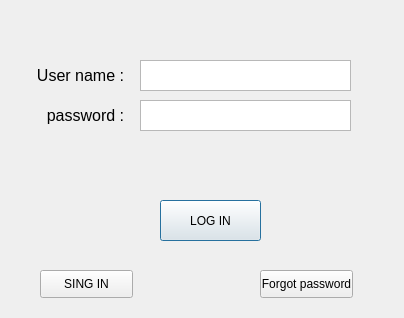
Above: start.ui from KuoTingKai/Login_system before the change. Below: the same form after it.
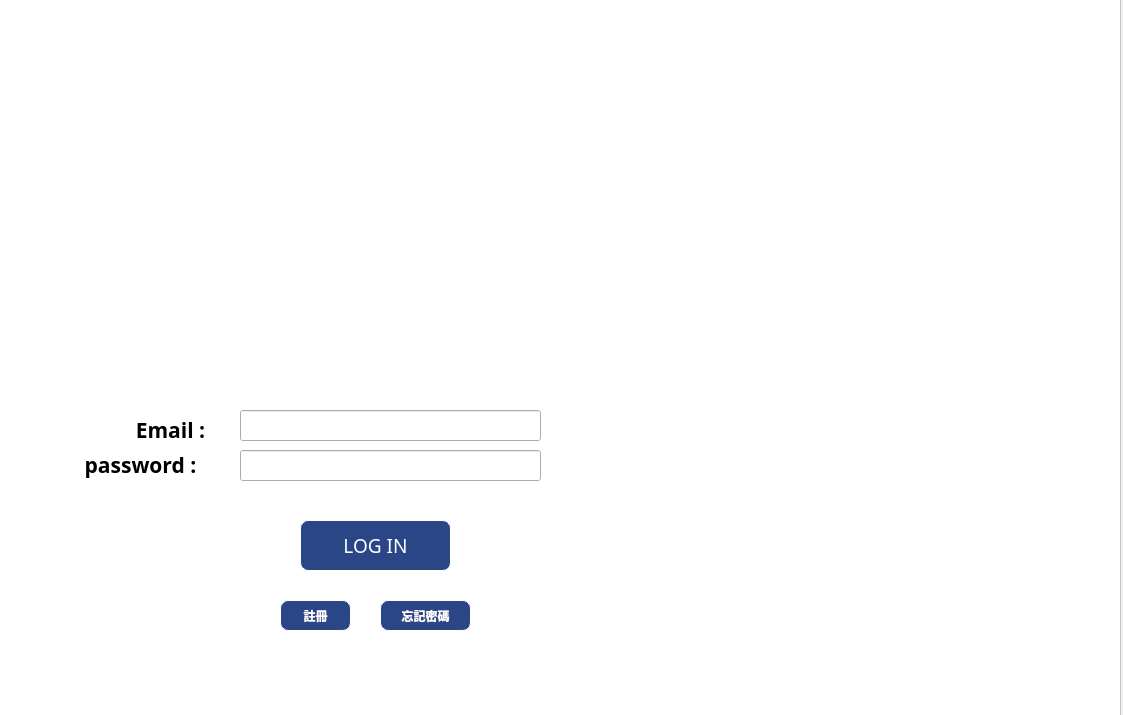
That is the form after the change. Icons and pictures are not drawn.

Patch:
```diff
--- a/start.ui
+++ b/start.ui
@@ -2,26 +2,226 @@
 <ui version="4.0">
  <class>Dialog</class>
  <widget class="QDialog" name="Dialog">
+  <property name="enabled">
+   <bool>true</bool>
+  </property>
   <property name="geometry">
    <rect>
     <x>0</x>
     <y>0</y>
-    <width>404</width>
-    <height>318</height>
+    <width>1123</width>
+    <height>715</height>
    </rect>
   </property>
+  <property name="palette">
+   <palette>
+    <active>
+     <colorrole role="BrightText">
+      <brush brushstyle="SolidPattern">
+       <color alpha="255">
+        <red>255</red>
+        <green>255</green>
+        <blue>255</blue>
+       </color>
+      </brush>
+     </colorrole>
+     <colorrole role="ButtonText">
+      <brush brushstyle="SolidPattern">
+       <color alpha="255">
+        <red>0</red>
+        <green>0</green>
+        <blue>0</blue>
+       </color>
+      </brush>
+     </colorrole>
+     <colorrole role="Base">
+      <brush brushstyle="SolidPattern">
+       <color alpha="255">
+        <red>255</red>
+        <green>255</green>
+        <blue>255</blue>
+       </color>
+      </brush>
+     </colorrole>
+     <colorrole role="Shadow">
+      <brush brushstyle="SolidPattern">
+       <color alpha="255">
+        <red>0</red>
+        <green>0</green>
+        <blue>0</blue>
+       </color>
+      </brush>
+     </colorrole>
+     <colorrole role="ToolTipBase">
+      <brush brushstyle="SolidPattern">
+       <color alpha="255">
+        <red>255</red>
+        <green>255</green>
+        <blue>220</blue>
+       </color>
+      </brush>
+     </colorrole>
+     <colorrole role="ToolTipText">
+      <brush brushstyle="SolidPattern">
+       <color alpha="255">
+        <red>0</red>
+        <green>0</green>
+        <blue>0</blue>
+       </color>
+      </brush>
+     </colorrole>
+    </active>
+    <inactive>
+     <colorrole role="BrightText">
+      <brush brushstyle="SolidPattern">
+       <color alpha="255">
+        <red>255</red>
+        <green>255</green>
+        <blue>255</blue>
+       </color>
+      </brush>
+     </colorrole>
+     <colorrole role="ButtonText">
+      <brush brushstyle="SolidPattern">
+       <color alpha="255">
+        <red>0</red>
+        <green>0</green>
+        <blue>0</blue>
+       </color>
+      </brush>
+     </colorrole>
+     <colorrole role="Base">
+      <brush brushstyle="SolidPattern">
+       <color alpha="255">
+        <red>255</red>
+        <green>255</green>
+        <blue>255</blue>
+       </color>
+      </brush>
+     </colorrole>
+     <colorrole role="Shadow">
+      <brush brushstyle="SolidPattern">
+       <color alpha="255">
+        <red>0</red>
+        <green>0</green>
+        <blue>0</blue>
+       </color>
+      </brush>
+     </colorrole>
+     <colorrole role="ToolTipBase">
+      <brush brushstyle="SolidPattern">
+       <color alpha="255">
+        <red>255</red>
+        <green>255</green>
+        <blue>220</blue>
+       </color>
+      </brush>
+     </colorrole>
+     <colorrole role="ToolTipText">
+      <brush brushstyle="SolidPattern">
+       <color alpha="255">
+        <red>0</red>
+        <green>0</green>
+        <blue>0</blue>
+       </color>
+      </brush>
+     </colorrole>
+    </inactive>
+    <disabled>
+     <colorrole role="BrightText">
+      <brush brushstyle="SolidPattern">
+       <color alpha="255">
+        <red>255</red>
+        <green>255</green>
+        <blue>255</blue>
+       </color>
+      </brush>
+     </colorrole>
+     <colorrole role="ButtonText">
+      <brush brushstyle="SolidPattern">
+       <color alpha="255">
+        <red>42</red>
+        <green>85</green>
+        <blue>0</blue>
+       </color>
+      </brush>
+     </colorrole>
+     <colorrole role="Base">
+      <brush brushstyle="SolidPattern">
+       <color alpha="255">
+        <red>85</red>
+        <green>170</green>
+        <blue>0</blue>
+       </color>
+      </brush>
+     </colorrole>
+     <colorrole role="Shadow">
+      <brush brushstyle="SolidPattern">
+       <color alpha="255">
+        <red>0</red>
+        <green>0</green>
+        <blue>0</blue>
+       </color>
+      </brush>
+     </colorrole>
+     <colorrole role="ToolTipBase">
+      <brush brushstyle="SolidPattern">
+       <color alpha="255">
+        <red>255</red>
+        <green>255</green>
+        <blue>220</blue>
+       </color>
+      </brush>
+     </colorrole>
+     <colorrole role="ToolTipText">
+      <brush brushstyle="SolidPattern">
+       <color alpha="255">
+        <red>0</red>
+        <green>0</green>
+        <blue>0</blue>
+       </color>
+      </brush>
+     </colorrole>
+    </disabled>
+   </palette>
+  </property>
+  <property name="focusPolicy">
+   <enum>Qt::NoFocus</enum>
+  </property>
   <property name="windowTitle">
    <string>Dialog</string>
   </property>
+  <property name="styleSheet">
+   <string notr="true"/>
+  </property>
+  <property name="modal">
+   <bool>false</bool>
+  </property>
   <widget class="QPushButton" name="pushButton">
    <property name="geometry">
     <rect>
-     <x>160</x>
-     <y>200</y>
-     <width>101</width>
-     <height>41</height>
+     <x>300</x>
+     <y>520</y>
+     <width>151</width>
+     <height>51</height>
     </rect>
    </property>
+   <property name="font">
+    <font>
+     <family>Lucida Handwriting</family>
+     <pointsize>14</pointsize>
+     <weight>50</weight>
+     <bold>false</bold>
+    </font>
+   </property>
+   <property name="styleSheet">
+    <string notr="true">QPushButton{
+	background-color:rgb(42, 70, 135);
+	color:rgb(255,255,255);
+	border:1px outset rgb(255, 255, 255);
+	border-radius:8px;
+} </string>
+   </property>
    <property name="text">
     <string>LOG IN</string>
    </property>
@@ -29,81 +229,318 @@
   <widget class="QPushButton" name="pushButton_2">
    <property name="geometry">
     <rect>
-     <x>40</x>
-     <y>270</y>
-     <width>93</width>
-     <height>28</height>
+     <x>280</x>
+     <y>600</y>
+     <width>71</width>
+     <height>31</height>
     </rect>
    </property>
+   <property name="font">
+    <font>
+     <family>微軟正黑體</family>
+     <weight>75</weight>
+     <bold>true</bold>
+    </font>
+   </property>
+   <property name="styleSheet">
+    <string notr="true">QPushButton{
+	background-color:rgb(42, 70, 135);
+	color:rgb(255,255,255);
+	border:1px outset rgb(255, 255, 255);
+	border-radius:8px;
+} </string>
+   </property>
    <property name="text">
-    <string>SING IN</string>
+    <string>註冊</string>
    </property>
   </widget>
   <widget class="QPushButton" name="pushButton_3">
    <property name="geometry">
     <rect>
-     <x>260</x>
-     <y>270</y>
-     <width>93</width>
-     <height>28</height>
+     <x>380</x>
+     <y>600</y>
+     <width>91</width>
+     <height>31</height>
     </rect>
    </property>
+   <property name="font">
+    <font>
+     <family>微軟正黑體</family>
+     <weight>75</weight>
+     <bold>true</bold>
+    </font>
+   </property>
+   <property name="styleSheet">
+    <string notr="true">QPushButton{
+	background-color:rgb(42, 70, 135);
+	color:rgb(255,255,255);
+	border:1px outset rgb(255, 255, 255);
+	border-radius:8px;
+} </string>
+   </property>
    <property name="text">
-    <string>Forgot password</string>
+    <string>忘記密碼</string>
    </property>
   </widget>
   <widget class="QLabel" name="label">
    <property name="geometry">
     <rect>
-     <x>30</x>
-     <y>60</y>
-     <width>101</width>
-     <height>31</height>
+     <x>100</x>
+     <y>410</y>
+     <width>141</width>
+     <height>41</height>
     </rect>
    </property>
+   <property name="palette">
+    <palette>
+     <active>
+      <colorrole role="Button">
+       <brush brushstyle="SolidPattern">
+        <color alpha="255">
+         <red>255</red>
+         <green>255</green>
+         <blue>255</blue>
+        </color>
+       </brush>
+      </colorrole>
+      <colorrole role="Base">
+       <brush brushstyle="SolidPattern">
+        <color alpha="255">
+         <red>255</red>
+         <green>255</green>
+         <blue>255</blue>
+        </color>
+       </brush>
+      </colorrole>
+      <colorrole role="Window">
+       <brush brushstyle="SolidPattern">
+        <color alpha="255">
+         <red>255</red>
+         <green>255</green>
+         <blue>255</blue>
+        </color>
+       </brush>
+      </colorrole>
+     </active>
+     <inactive>
+      <colorrole role="Button">
+       <brush brushstyle="SolidPattern">
+        <color alpha="255">
+         <red>255</red>
+         <green>255</green>
+         <blue>255</blue>
+        </color>
+       </brush>
+      </colorrole>
+      <colorrole role="Base">
+       <brush brushstyle="SolidPattern">
+        <color alpha="255">
+         <red>255</red>
+         <green>255</green>
+         <blue>255</blue>
+        </color>
+       </brush>
+      </colorrole>
+      <colorrole role="Window">
+       <brush brushstyle="SolidPattern">
+        <color alpha="255">
+         <red>255</red>
+         <green>255</green>
+         <blue>255</blue>
+        </color>
+       </brush>
+      </colorrole>
+     </inactive>
+     <disabled>
+      <colorrole role="Button">
+       <brush brushstyle="SolidPattern">
+        <color alpha="255">
+         <red>255</red>
+         <green>255</green>
+         <blue>255</blue>
+        </color>
+       </brush>
+      </colorrole>
+      <colorrole role="Base">
+       <brush brushstyle="SolidPattern">
+        <color alpha="255">
+         <red>255</red>
+         <green>255</green>
+         <blue>255</blue>
+        </color>
+       </brush>
+      </colorrole>
+      <colorrole role="Window">
+       <brush brushstyle="SolidPattern">
+        <color alpha="255">
+         <red>255</red>
+         <green>255</green>
+         <blue>255</blue>
+        </color>
+       </brush>
+      </colorrole>
+     </disabled>
+    </palette>
+   </property>
+   <property name="font">
+    <font>
+     <family>Lucida Calligraphy</family>
+    </font>
+   </property>
+   <property name="mouseTracking">
+    <bool>true</bool>
+   </property>
+   <property name="tabletTracking">
+    <bool>false</bool>
+   </property>
+   <property name="focusPolicy">
+    <enum>Qt::NoFocus</enum>
+   </property>
    <property name="layoutDirection">
     <enum>Qt::RightToLeft</enum>
    </property>
+   <property name="styleSheet">
+    <string notr="true">background-color: rgb(255, 255, 255);
+border-color: rgb(255, 255, 255);</string>
+   </property>
+   <property name="frameShape">
+    <enum>QFrame::Panel</enum>
+   </property>
+   <property name="frameShadow">
+    <enum>QFrame::Raised</enum>
+   </property>
+   <property name="lineWidth">
+    <number>0</number>
+   </property>
+   <property name="midLineWidth">
+    <number>0</number>
+   </property>
    <property name="text">
-    <string>&lt;html&gt;&lt;head/&gt;&lt;body&gt;&lt;p align=&quot;center&quot;&gt;&lt;span style=&quot; font-size:12pt;&quot;&gt;User name :&lt;/span&gt;&lt;/p&gt;&lt;/body&gt;&lt;/html&gt;</string>
+    <string>&lt;html&gt;&lt;head/&gt;&lt;body&gt;&lt;p align=&quot;center&quot;&gt;&lt;span style=&quot; font-size:16pt; font-weight:600;&quot;&gt;Email :&lt;/span&gt;&lt;/p&gt;&lt;/body&gt;&lt;/html&gt;</string>
    </property>
    <property name="textFormat">
-    <enum>Qt::AutoText</enum>
+    <enum>Qt::RichText</enum>
    </property>
   </widget>
   <widget class="QLabel" name="label_2">
    <property name="geometry">
     <rect>
      <x>40</x>
-     <y>100</y>
-     <width>91</width>
+     <y>450</y>
+     <width>201</width>
      <height>31</height>
     </rect>
    </property>
+   <property name="font">
+    <font>
+     <family>Lucida Handwriting</family>
+    </font>
+   </property>
+   <property name="frameShape">
+    <enum>QFrame::Panel</enum>
+   </property>
+   <property name="frameShadow">
+    <enum>QFrame::Raised</enum>
+   </property>
+   <property name="lineWidth">
+    <number>0</number>
+   </property>
    <property name="text">
-    <string>&lt;html&gt;&lt;head/&gt;&lt;body&gt;&lt;p align=&quot;center&quot;&gt;&lt;span style=&quot; font-size:12pt;&quot;&gt;password :&lt;/span&gt;&lt;/p&gt;&lt;/body&gt;&lt;/html&gt;</string>
+    <string>&lt;html&gt;&lt;head/&gt;&lt;body&gt;&lt;p align=&quot;center&quot;&gt;&lt;span style=&quot; font-size:16pt; font-weight:600;&quot;&gt;password :&lt;/span&gt;&lt;/p&gt;&lt;/body&gt;&lt;/html&gt;</string>
    </property>
   </widget>
-  <widget class="QTextEdit" name="textEdit">
+  <widget class="QListView" name="listView">
    <property name="geometry">
     <rect>
-     <x>140</x>
-     <y>60</y>
-     <width>211</width>
+     <x>-20</x>
+     <y>-10</y>
+     <width>1141</width>
+     <height>771</height>
+    </rect>
+   </property>
+   <property name="styleSheet">
+    <string notr="true">background-image: url(&quot;C:/Users/KEVIN/Desktop/Login_system/Login_system/login_system&quot;);
+background-color: rgb(255, 255, 255);
+</string>
+   </property>
+  </widget>
+  <widget class="QLabel" name="label_3">
+   <property name="geometry">
+    <rect>
+     <x>250</x>
+     <y>490</y>
+     <width>281</width>
+     <height>21</height>
+    </rect>
+   </property>
+   <property name="font">
+    <font>
+     <family>Times New Roman</family>
+     <weight>75</weight>
+     <italic>true</italic>
+     <bold>true</bold>
+    </font>
+   </property>
+   <property name="styleSheet">
+    <string notr="true">QLable
+{
+	background-color: rgb(255,0,0);
+	border:1px outset rgb(255, 255, 255);
+	border-radius:8px;
+} </string>
+   </property>
+   <property name="text">
+    <string>&lt;!DOCTYPE HTML PUBLIC &quot;-//W3C//DTD HTML 4.0//EN&quot; &quot;http://www.w3.org/TR/REC-html40/strict.dtd&quot;&gt;
+&lt;html&gt;&lt;head&gt;&lt;meta name=&quot;qrichtext&quot; content=&quot;1&quot; /&gt;&lt;style type=&quot;text/css&quot;&gt;
+p, li { white-space: pre-wrap; }
+&lt;/style&gt;&lt;/head&gt;&lt;body style=&quot; font-family:'PMingLiU'; font-size:9pt; font-weight:400; font-style:normal;&quot;&gt;
+&lt;p style=&quot;-qt-paragraph-type:empty; margin-top:12px; margin-bottom:12px; margin-left:0px; margin-right:0px; -qt-block-indent:0; text-indent:0px; font-family:'Times New Roman'; font-weight:600; font-style:italic;&quot;&gt;&lt;br /&gt;&lt;/p&gt;&lt;/body&gt;&lt;/html&gt;</string>
+   </property>
+   <property name="margin">
+    <number>0</number>
+   </property>
+  </widget>
+  <widget class="QLineEdit" name="lineEdit">
+   <property name="geometry">
+    <rect>
+     <x>240</x>
+     <y>410</y>
+     <width>301</width>
      <height>31</height>
     </rect>
    </property>
+   <property name="font">
+    <font>
+     <family>Times New Roman</family>
+     <pointsize>12</pointsize>
+    </font>
+   </property>
   </widget>
-  <widget class="QTextEdit" name="textEdit_2">
+  <widget class="QLineEdit" name="lineEdit_2">
    <property name="geometry">
     <rect>
-     <x>140</x>
-     <y>100</y>
-     <width>211</width>
+     <x>240</x>
+     <y>450</y>
+     <width>301</width>
      <height>31</height>
     </rect>
    </property>
+   <property name="font">
+    <font>
+     <family>Times New Roman</family>
+     <pointsize>12</pointsize>
+    </font>
+   </property>
   </widget>
+  <zorder>listView</zorder>
+  <zorder>label</zorder>
+  <zorder>pushButton_2</zorder>
+  <zorder>pushButton_3</zorder>
+  <zorder>label_2</zorder>
+  <zorder>label_3</zorder>
+  <zorder>pushButton</zorder>
+  <zorder>lineEdit</zorder>
+  <zorder>lineEdit_2</zorder>
  </widget>
  <resources/>
  <connections/>
```
